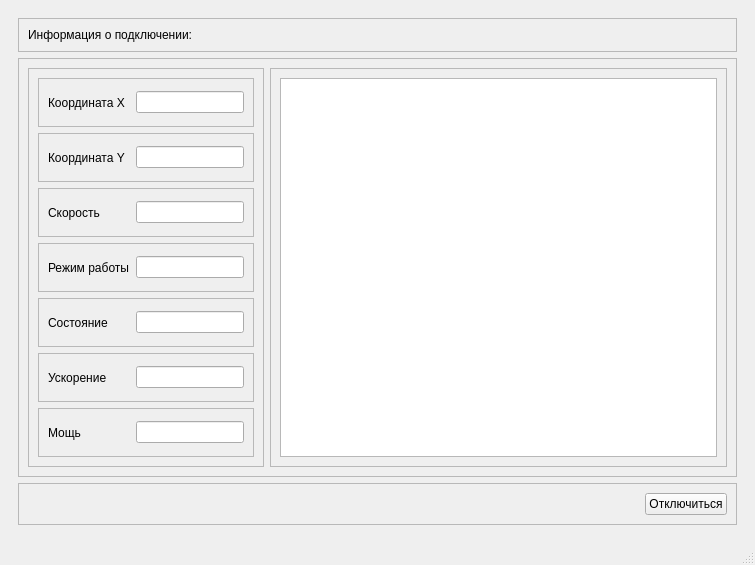
This is Client/clientwindow.ui in Doggerr111/udp_task as Qt 5 draws it before an edit. The edited form follows.
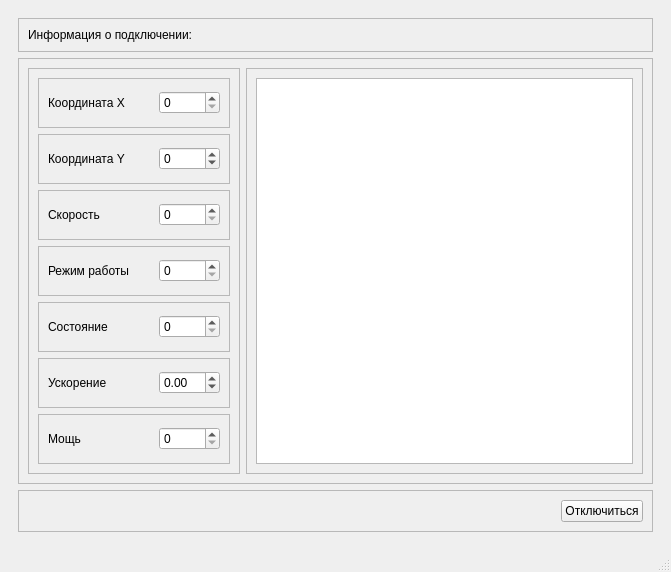
This is the edited form. The open tabs and pages were chosen to show the change.

Commit message: ui: replace QLineEdit with QSpinBox/QDoubleSpinBox for user input

Patch:
```diff
--- a/Client/clientwindow.ui
+++ b/Client/clientwindow.ui
@@ -6,8 +6,8 @@
    <rect>
     <x>0</x>
     <y>0</y>
-    <width>755</width>
-    <height>565</height>
+    <width>671</width>
+    <height>572</height>
    </rect>
   </property>
   <property name="sizePolicy">
@@ -159,13 +159,26 @@
                 <layout class="QHBoxLayout" name="horizontalLayout_5">
                  <item>
                   <widget class="QLabel" name="labelX">
+                   <property name="minimumSize">
+                    <size>
+                     <width>105</width>
+                     <height>0</height>
+                    </size>
+                   </property>
                    <property name="text">
                     <string>Координата X</string>
                    </property>
                   </widget>
                  </item>
-                 <item alignment="Qt::AlignRight">
-                  <widget class="QLineEdit" name="lineEditX"/>
+                 <item>
+                  <widget class="QSpinBox" name="spinBoxX">
+                   <property name="minimum">
+                    <number>0</number>
+                   </property>
+                   <property name="maximum">
+                    <number>63</number>
+                   </property>
+                  </widget>
                  </item>
                 </layout>
                </widget>
@@ -181,13 +194,26 @@
                 <layout class="QHBoxLayout" name="horizontalLayout_7">
                  <item>
                   <widget class="QLabel" name="labelY">
+                   <property name="minimumSize">
+                    <size>
+                     <width>105</width>
+                     <height>0</height>
+                    </size>
+                   </property>
                    <property name="text">
                     <string>Координата Y</string>
                    </property>
                   </widget>
                  </item>
-                 <item alignment="Qt::AlignRight">
-                  <widget class="QLineEdit" name="lineEditY"/>
+                 <item>
+                  <widget class="QSpinBox" name="spinBoxY">
+                   <property name="minimum">
+                    <number>-32</number>
+                   </property>
+                   <property name="maximum">
+                    <number>31</number>
+                   </property>
+                  </widget>
                  </item>
                 </layout>
                </widget>
@@ -203,13 +229,23 @@
                 <layout class="QHBoxLayout" name="horizontalLayout_12">
                  <item>
                   <widget class="QLabel" name="labelSpeed">
+                   <property name="minimumSize">
+                    <size>
+                     <width>105</width>
+                     <height>0</height>
+                    </size>
+                   </property>
                    <property name="text">
                     <string>Скорость</string>
                    </property>
                   </widget>
                  </item>
-                 <item alignment="Qt::AlignRight">
-                  <widget class="QLineEdit" name="lineEditSpeed"/>
+                 <item>
+                  <widget class="QSpinBox" name="spinBoxSpeed">
+                   <property name="maximum">
+                    <number>255</number>
+                   </property>
+                  </widget>
                  </item>
                 </layout>
                </widget>
@@ -225,13 +261,23 @@
                 <layout class="QHBoxLayout" name="horizontalLayout_11">
                  <item>
                   <widget class="QLabel" name="labelMode">
+                   <property name="minimumSize">
+                    <size>
+                     <width>105</width>
+                     <height>0</height>
+                    </size>
+                   </property>
                    <property name="text">
                     <string>Режим работы</string>
                    </property>
                   </widget>
                  </item>
-                 <item alignment="Qt::AlignRight">
-                  <widget class="QLineEdit" name="lineEditMode"/>
+                 <item>
+                  <widget class="QSpinBox" name="spinBoxMode">
+                   <property name="maximum">
+                    <number>3</number>
+                   </property>
+                  </widget>
                  </item>
                 </layout>
                </widget>
@@ -247,13 +293,23 @@
                 <layout class="QHBoxLayout" name="horizontalLayout_8">
                  <item>
                   <widget class="QLabel" name="labelState">
+                   <property name="minimumSize">
+                    <size>
+                     <width>105</width>
+                     <height>0</height>
+                    </size>
+                   </property>
                    <property name="text">
                     <string>Состояние</string>
                    </property>
                   </widget>
                  </item>
-                 <item alignment="Qt::AlignRight">
-                  <widget class="QLineEdit" name="lineEditState"/>
+                 <item>
+                  <widget class="QSpinBox" name="spinBoxState">
+                   <property name="maximum">
+                    <number>3</number>
+                   </property>
+                  </widget>
                  </item>
                 </layout>
                </widget>
@@ -269,13 +325,26 @@
                 <layout class="QHBoxLayout" name="horizontalLayout_9">
                  <item>
                   <widget class="QLabel" name="labelAcceleration">
+                   <property name="minimumSize">
+                    <size>
+                     <width>105</width>
+                     <height>0</height>
+                    </size>
+                   </property>
                    <property name="text">
                     <string>Ускорение</string>
                    </property>
                   </widget>
                  </item>
-                 <item alignment="Qt::AlignRight">
-                  <widget class="QLineEdit" name="lineEditAcceleration"/>
+                 <item>
+                  <widget class="QDoubleSpinBox" name="doubleSpinBoxAcceleration">
+                   <property name="minimum">
+                    <double>-12.699999999999999</double>
+                   </property>
+                   <property name="maximum">
+                    <double>12.800000000000001</double>
+                   </property>
+                  </widget>
                  </item>
                 </layout>
                </widget>
@@ -291,13 +360,23 @@
                 <layout class="QHBoxLayout" name="horizontalLayout_10">
                  <item>
                   <widget class="QLabel" name="labelPower">
+                   <property name="minimumSize">
+                    <size>
+                     <width>105</width>
+                     <height>0</height>
+                    </size>
+                   </property>
                    <property name="text">
                     <string>Мощь</string>
                    </property>
                   </widget>
                  </item>
-                 <item alignment="Qt::AlignRight">
-                  <widget class="QLineEdit" name="lineEditPower"/>
+                 <item>
+                  <widget class="QSpinBox" name="spinBoxPower">
+                   <property name="maximum">
+                    <number>130</number>
+                   </property>
+                  </widget>
                  </item>
                 </layout>
                </widget>
```
Left out of the diff: 4 changed lines with no effect on the pictures.
